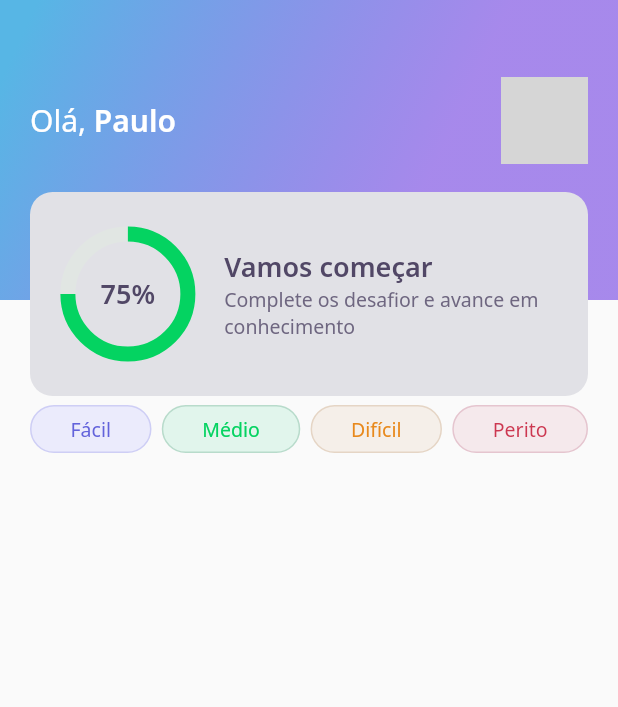
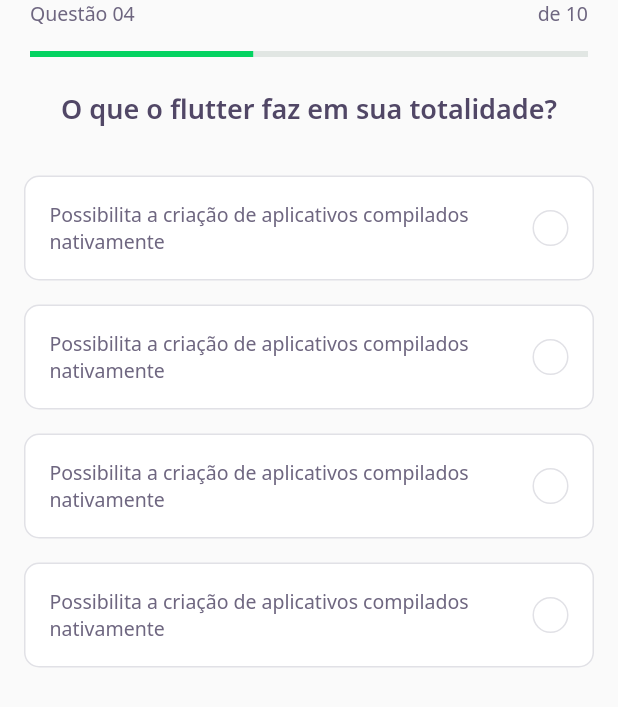
Before and after one commit to phferreira/devquiz, a Flutter app: the screen it shows after launch, on a phone screen of 412 x 824 dp. Shown: the top 707 px of the screen. Run offline on Flutter 3.47's test engine with Material 2 defaults, Android fonts, the phone set to English and light mode, and no system bars; our stand-ins replace google_fonts; grey boxes are pictures that could not be loaded.

Commit message:
Add QuestionPage - class 2 NLW

```diff
--- /dev/null
+++ b/lib/challenge/challenge_page.dart
@@ -0,0 +1,23 @@
+import 'package:devquiz/challenge/widget/question_indicator/question_indicator_widget.dart';
+import 'package:devquiz/challenge/widget/quiz/quiz_widget.dart';
+import 'package:flutter/material.dart';
+
+class ChallengePage extends StatefulWidget {
+  @override
+  _ChallengePageState createState() => _ChallengePageState();
+}
+
+class _ChallengePageState extends State<ChallengePage> {
+  @override
+  Widget build(BuildContext context) {
+    return Scaffold(
+      appBar: PreferredSize(
+        preferredSize: Size.fromHeight(60),
+        child: SafeArea(
+          child: QuestionIndicatorWidget(),
+        ),
+      ),
+      body: QuizWidget(title: "O que o flutter faz em sua totalidade?",),
+    );
+  }
+}
--- /dev/null
+++ b/lib/challenge/widget/answer/answer_widget.dart
@@ -0,0 +1,80 @@
+import 'package:devquiz/core/core.dart';
+import 'package:flutter/material.dart';
+
+class AnswerWidget extends StatelessWidget {
+
+  final String title;
+  final bool isRight;
+  final bool isSelected;
+
+  const AnswerWidget({
+    Key? key,
+    required this.title,
+    this.isRight = false,
+    this.isSelected = false
+  }) : super(key: key);
+
+  Color get _selectedColorRight =>
+      isRight ? AppColors.darkGreen : AppColors.darkRed;
+
+  Color get _selectedBorderRight =>
+      isRight ? AppColors.lightGreen : AppColors.lightRed;
+
+  Color get _selectedColorCardRight =>
+      isRight ? AppColors.lightGreen : AppColors.lightRed;
+
+  Color get _selectedBorderCardRight =>
+      isRight ? AppColors.green : AppColors.red;
+
+  TextStyle get _selectedTextStyleRight =>
+      isRight ? AppTextStyles.bodyDarkGreen : AppTextStyles.bodyDarkRed;
+
+  IconData get _selectedIconRight => isRight ? Icons.check : Icons.close;
+
+  @override
+  Widget build(BuildContext context) {
+    return Padding(
+      padding: const EdgeInsets.symmetric(horizontal: 16, vertical: 8),
+      child: Container(
+        padding: EdgeInsets.all(16),
+        decoration: BoxDecoration(
+          color: isSelected ? _selectedColorCardRight : AppColors.white,
+          borderRadius:  BorderRadius.circular(10),
+          border: Border.fromBorderSide(
+            BorderSide(
+              color: isSelected ? _selectedBorderRight : AppColors.border,
+            ),
+          ),
+        ),
+        child: Row(
+          children: [
+            Expanded(
+              child: Text(
+                title,
+                style: isSelected ? _selectedTextStyleRight : AppTextStyles.body,
+              ),
+            ),
+            Container(
+              height: 24,
+              width: 24,
+              decoration: BoxDecoration(
+                color: isSelected ? _selectedColorRight : AppColors.white,
+                borderRadius: BorderRadius.circular(500),
+                border: Border.fromBorderSide(
+                  BorderSide(
+                    color: AppColors.border,
+                  ),
+                ),
+              ),
+              child: isSelected ? Icon(
+                Icons.check,
+                color: AppColors.white,
+                size: 16,
+              ) : null,
+            )
+          ],
+        ),
+      ),
+    );
+  }
+}
--- /dev/null
+++ b/lib/challenge/widget/question_indicator/question_indicator_widget.dart
@@ -0,0 +1,37 @@
+import 'package:devquiz/core/core.dart';
+import 'package:devquiz/shared/widgets/progress_indicator/progress_indicator_widget.dart';
+import 'package:flutter/material.dart';
+
+class QuestionIndicatorWidget extends StatelessWidget {
+  @override
+  Widget build(BuildContext context) {
+    return Container(
+      child: Padding(
+        padding: const EdgeInsets.symmetric(horizontal: 20),
+        child: Column(
+          children: [
+            Row(
+              mainAxisAlignment: MainAxisAlignment.spaceBetween,
+              children: [
+                Text(
+                  "Questão 04",
+                  style: AppTextStyles.body,
+                ),
+                Text(
+                  "de 10",
+                  style: AppTextStyles.body,
+                ),
+              ],
+            ),
+            SizedBox(
+              height: 16,
+            ),
+            ProgressIndicatorWidget(
+              value: 0.4,
+            ),
+          ],
+        ),
+      ),
+    );
+  }
+}
--- /dev/null
+++ b/lib/challenge/widget/quiz/quiz_widget.dart
@@ -0,0 +1,31 @@
+  import 'package:devquiz/challenge/widget/answer/answer_widget.dart';
+import 'package:devquiz/core/core.dart';
+import 'package:flutter/material.dart';
+
+class QuizWidget extends StatelessWidget {
+
+    final String title;
+
+  const QuizWidget({Key? key, required this.title}) : super(key: key);
+
+    @override
+    Widget build(BuildContext context) {
+      return Container(
+        child: Column(
+          children: [
+            Text(
+              title,
+              style: AppTextStyles.heading,
+            ),
+            SizedBox(
+              height: 24,
+            ),
+            AnswerWidget(title: "Possibilita a criação de aplicativos compilados nativamente", isRight: false, isSelected: false,),
+            AnswerWidget(title: "Possibilita a criação de aplicativos compilados nativamente", isRight: false, isSelected: false,),
+            AnswerWidget(title: "Possibilita a criação de aplicativos compilados nativamente", isRight: false, isSelected: false,),
+            AnswerWidget(title: "Possibilita a criação de aplicativos compilados nativamente", isRight: false, isSelected: false,),
+          ],
+        ),
+      );
+    }
+  }
--- a/lib/core/app_widget.dart
+++ b/lib/core/app_widget.dart
@@ -1,3 +1,4 @@
+import 'package:devquiz/challenge/challenge_page.dart';
 import 'package:devquiz/home/home_page.dart';
 import 'package:flutter/material.dart';
 
@@ -6,7 +7,7 @@ class AppWidget extends StatelessWidget {
   Widget build(BuildContext context) {
     return MaterialApp(
       title: "DevQuiz",
-      home: HomePage(),
+      home: ChallengePage(),
     );
   }
 }
--- a/lib/home/widgets/appbar/app_bar_widget.dart
+++ b/lib/home/widgets/appbar/app_bar_widget.dart
@@ -4,7 +4,7 @@ import 'package:flutter/material.dart';
 
 class AppBarWidget extends PreferredSize {
   AppBarWidget() : super(
-    preferredSize: Size.fromHeight(200),
+    preferredSize: Size.fromHeight(150),
     child: Container(
       height: 250,
       decoration: BoxDecoration(
--- a/lib/home/widgets/appbar/score_card/score_card_widget.dart
+++ b/lib/home/widgets/appbar/score_card/score_card_widget.dart
@@ -10,7 +10,7 @@ class ScoreCardWidget extends StatelessWidget {
       child: Container(
         height: 136,
         decoration: BoxDecoration(
-            color: AppColors.border,
+            color: AppColors.white,
             borderRadius: BorderRadius.circular(15),
         ),
         child: Padding(
--- /dev/null
+++ b/lib/shared/widgets/progress_indicator/progress_indicator_widget.dart
@@ -0,0 +1,18 @@
+import 'package:devquiz/core/core.dart';
+import 'package:flutter/material.dart';
+
+class ProgressIndicatorWidget extends StatelessWidget {
+  final double value;
+
+  const ProgressIndicatorWidget({Key? key, required this.value}) : super(key: key);
+
+
+  @override
+  Widget build(BuildContext context) {
+    return LinearProgressIndicator(
+      value: this.value,
+      backgroundColor: AppColors.chartSecondary,
+      valueColor: AlwaysStoppedAnimation<Color>(AppColors.chartPrimary),
+    );
+  }
+}
```
Also changed, not shown: lib/home/home_page.dart (+30 -2 lines), lib/home/widgets/quiz_card/quiz_car_widget.dart (added, +59 -0 lines).
